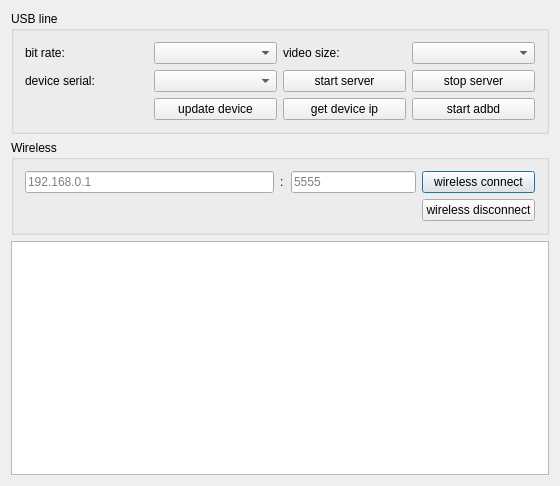
barry-ran/QtScrcpy, file QtScrcpy/dialog.ui: the form before one commit.
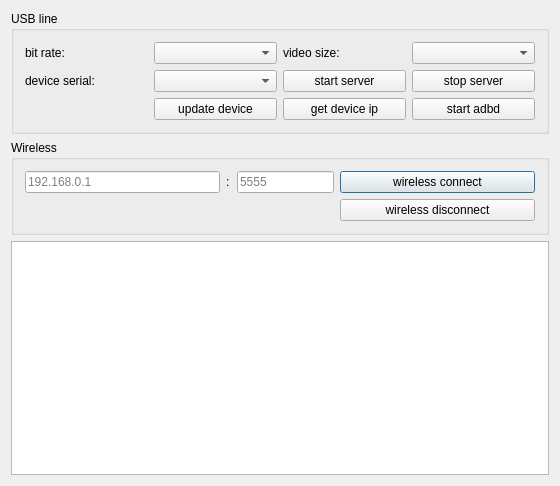
The form after the commit.

What changed in the file:
```diff
--- a/QtScrcpy/dialog.ui
+++ b/QtScrcpy/dialog.ui
@@ -41,7 +41,7 @@
      <property name="title">
       <string>Wireless</string>
      </property>
-     <layout class="QGridLayout" name="gridLayout_4" columnstretch="2,0,0,1,0">
+     <layout class="QGridLayout" name="gridLayout_4" columnstretch="2,0,0,1,2">
       <item row="3" column="2">
        <widget class="QLabel" name="label">
         <property name="minimumSize">
```
